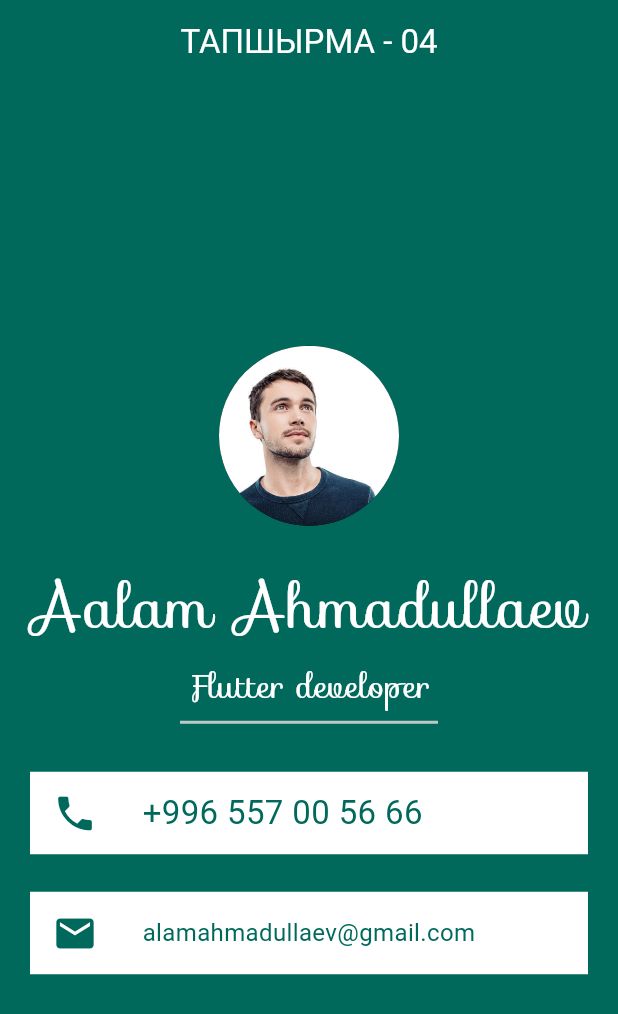
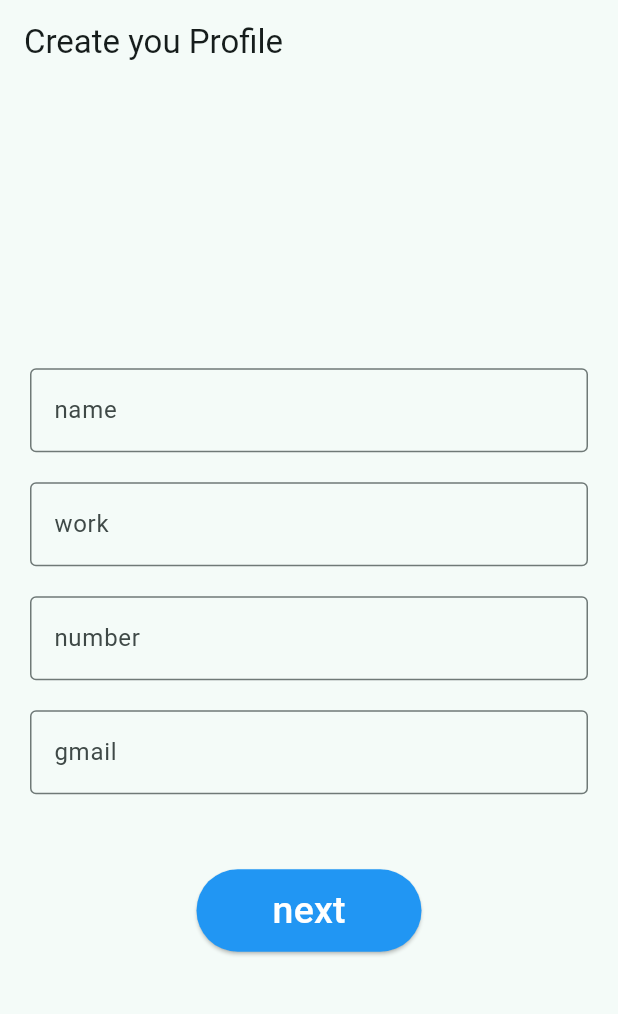
Before and after one commit to ahmadullaevalam/profile_github, a Flutter app: the screen it shows after launch, on a phone screen of 412 x 824 dp. Shown: the top 1014 px of the screen. Run offline on Flutter 3.47's test engine with Material 3 defaults, Android fonts, the phone set to English and light mode, and no system bars.

Commit message:
my profile projekt

```diff
--- /dev/null
+++ b/lib/app/app.dart
@@ -0,0 +1,20 @@
+//import 'package:counterapp/pages/profile_page.dart';
+import 'package:counterapp/pages/sing_upp_page.dart';
+import 'package:flutter/material.dart';
+
+class MyApp extends StatelessWidget {
+  const MyApp({super.key});
+
+  @override
+  Widget build(BuildContext context) {
+    return MaterialApp(
+      title: 'profile.com',
+      theme: ThemeData(
+        colorScheme: ColorScheme.fromSeed(seedColor: Colors.teal),
+        useMaterial3: true,
+      ),
+     // home:const ProfilePage(),
+      home:const SingUppPage(),
+      );
+  }
+}
--- a/lib/main.dart
+++ b/lib/main.dart
@@ -1,110 +1,7 @@
+import 'package:counterapp/app/app.dart';
+//import 'package:counterapp/pages/profile_page.dart';
 import 'package:flutter/material.dart';
 
 void main() {
   runApp(const MyApp());
 }
-
-class MyApp extends StatelessWidget {
-  const MyApp({super.key});
-
-  @override
-  Widget build(BuildContext context) {
-    return MaterialApp(
-      title: 'profile.com',
-      theme: ThemeData(
-        colorScheme: ColorScheme.fromSeed(seedColor: Colors.teal),
-        useMaterial3: true,
-      ),
-      home:const ProfilePage());
-  }
-}
-
-class ProfilePage extends StatelessWidget {
-  const ProfilePage ({ super.key});
-
-  @override
-  Widget build(BuildContext context){
-    return  Scaffold(
-      backgroundColor: const Color(0xff00695C),
-      appBar: AppBar(
-        backgroundColor: const Color(0xff00695C),
-        title: const Text(
-          'ТАПШЫРМА - 04',
-        style: TextStyle(color: Colors.white),
-        ),
-        centerTitle:true ,
-      ),
-      body: Center (
-        child:Column(
-        mainAxisAlignment: MainAxisAlignment.center,
-          children: [
-            const CircleAvatar(
-              radius:60,
-              backgroundColor: Colors.black,
-              backgroundImage: AssetImage('assets/images/photo.person.jpg'),
-            ),
-            const SizedBox(height: 25),
-            const Text(
-              'Aalam Ahmadullaev',
-              style: TextStyle(
-                fontSize: 40,color: Colors.white, fontFamily: 'Sofia'),
-            ),
-            const SizedBox(height: 10),
-            const Text(
-              'Flutter developer',
-            style: TextStyle(
-                color: Colors.white,fontSize: 22,fontFamily: 'Sofia'),
-            ),
-            const Divider(
-              thickness: 2,
-              indent:120,
-              endIndent: 120,
-            ),
-            const SizedBox(height: 25),
-            Padding(
-              padding: const EdgeInsets.symmetric(horizontal: 20),
-              child:Container(
-              width: double.infinity,
-              height: 55,
-              color: Colors.white,
-              child: const Row(
-                children:[
-                  SizedBox(width: 15),
-                  Icon(Icons.phone,size: 30, color:Color (0xff00695C)),
-                  SizedBox(width: 30),
-                  Text(
-                    '+996 557 00 56 66',
-                  style:
-                   TextStyle(fontSize: 22,color: Color(0xff00695C)),
-                  )
-                 ],
-               ),
-              )
-             ),
-               const SizedBox(height: 25),
-             Padding(
-              padding: const EdgeInsets.symmetric(horizontal: 20),
-              child : Container(
-              width: double.infinity,
-              height: 55,
-              color: Colors.white,
-              child: const Row(
-                children:[
-                  SizedBox(width: 15),
-                  Icon(Icons.email,size: 30, color:Color (0xff00695C)),
-                  SizedBox(width: 30),
-                  Text(
-                    'alamahmadullaev@gmail.com',
-                  style:
-                   TextStyle(fontSize: 16,color: Color(0xff00695C)),
-                  )
-                 ],
-               ),
-             )
-             )
-          ],
-        ),
-      ),
-    );
-  }
- }
--- /dev/null
+++ b/lib/pages/sing_upp_page.dart
@@ -0,0 +1,114 @@
+import 'package:counterapp/pages/profile_page.dart';
+import 'package:flutter/material.dart';
+
+class SingUppPage extends StatefulWidget {
+  const SingUppPage({ super.key });
+
+  @override
+  // ignore: library_private_types_in_public_api
+  _SingUppPageState createState() => _SingUppPageState();
+}
+
+class _SingUppPageState extends State<SingUppPage> {
+
+  TextEditingController? name  = TextEditingController() ;
+  TextEditingController? work  = TextEditingController() ;
+  TextEditingController? number = TextEditingController() ;
+  TextEditingController? gmail = TextEditingController() ;
+
+  final snackBar = SnackBar(
+    content: Text('Siz hammasini toldiring'),
+    action: SnackBarAction(
+      label: 'Close',
+      onPressed: () {
+
+      },
+    ),
+  );
+
+  @override
+  Widget build(BuildContext context) {
+    return Scaffold(
+      appBar: AppBar(
+        title: const Text('Create you Profile'),
+      ),
+      body: Center(
+        child: Column(
+          mainAxisAlignment: MainAxisAlignment.center,
+          children:[
+             Padding(
+              padding: const EdgeInsets.symmetric(horizontal: 20),
+              child: TextFormField(
+                controller:name,
+               decoration: const InputDecoration(
+                label: Text('name'),
+                border: OutlineInputBorder()),
+              ),
+            ),
+            const SizedBox(height: 20),
+             Padding(
+              padding: const EdgeInsets.symmetric(horizontal: 20),
+              child: TextFormField(
+                controller:work,
+               decoration: const InputDecoration(
+                label: Text('work'),
+                border: OutlineInputBorder()),
+              ),
+            ),
+            const SizedBox(height: 20),
+             Padding(
+              padding: const EdgeInsets.symmetric(horizontal: 20),
+              child: TextFormField(
+                controller:number,
+               decoration: const InputDecoration(
+                label: Text('number'),
+                border: OutlineInputBorder()),
+              ),
+            ),
+            const SizedBox(height: 20),
+             Padding(
+              padding: const EdgeInsets.symmetric(horizontal: 20),
+              child: TextFormField(
+                controller:gmail,
+               decoration: const InputDecoration(
+                label: Text('gmail'),
+                border: OutlineInputBorder()),
+              ),
+            ),
+            const SizedBox(height: 20),
+
+            const SizedBox(height: 30),
+            SizedBox(
+          width: 150,
+          height: 55,
+          child: ElevatedButton(
+            onPressed: (){
+           if(name!.text.isNotEmpty &&
+              work!.text.isNotEmpty &&
+              number!.text.isNotEmpty &&
+              gmail!.text.isNotEmpty){
+              Navigator.push(
+                context,
+                MaterialPageRoute(
+                  builder: (context)=>ProfilePage(
+                    nameProfile:name!.text,
+                    workProfile:work!.text,
+                    numberProfile:number!.text,
+                    gmailProfile:gmail!.text,
+                  ),
+                ),
+              );
+            }else{
+              ScaffoldMessenger.of(context).showSnackBar(snackBar);
+            }
+          },
+            style: ElevatedButton.styleFrom(backgroundColor: Colors.blue),
+             child: const Text(
+              'next',
+              style: TextStyle(fontSize: 25,color: Colors.white),
+              )))
+        ],),
+      ),
+    );
+  }
+}
```
Also changed, not shown: lib/pages/profile_page.dart (added, +103 -0 lines).
